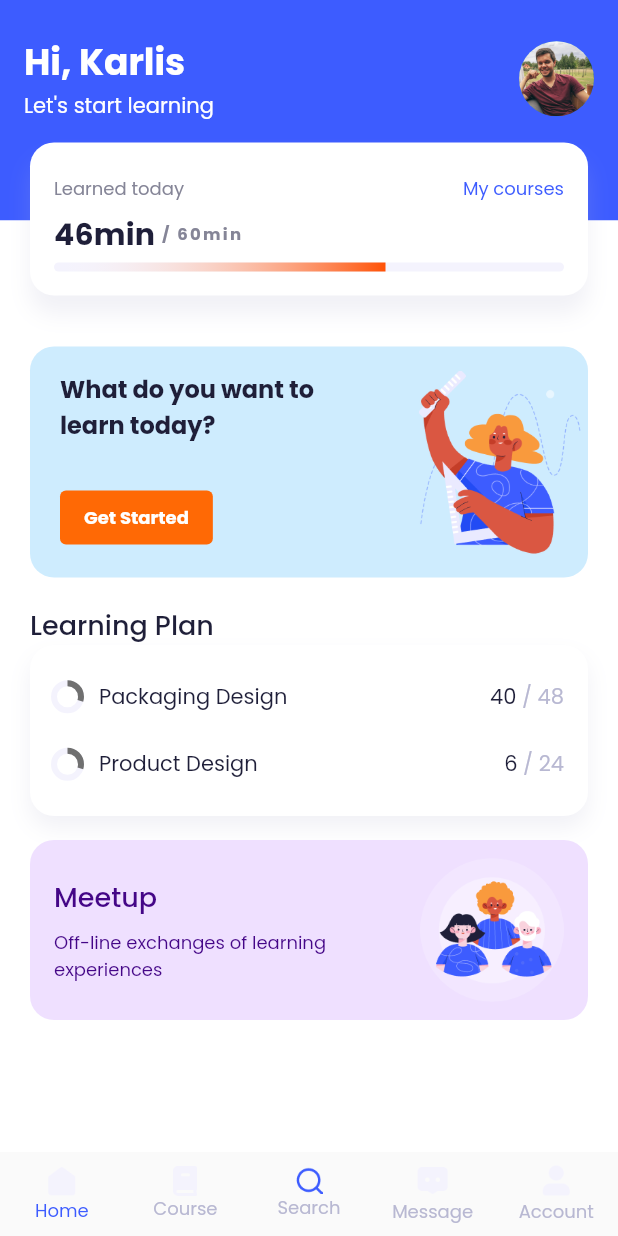
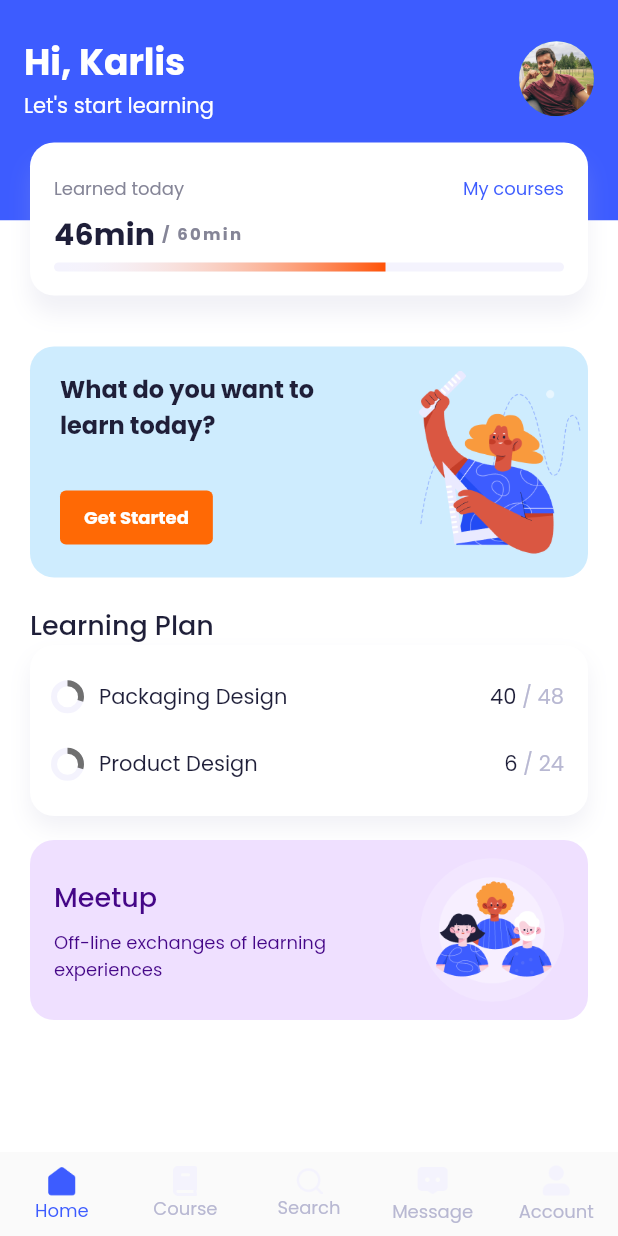
Before and after one commit to berzinsk/online_learning, a Flutter app: the screen it shows after launch, on a phone screen of 412 x 824 dp. Run offline on Flutter 3.47's test engine with Material 2 defaults, Android fonts, the phone set to English and light mode, and no system bars; our stand-ins replace google_fonts.

Commit message:
Change default color for selected nav bar icons

```diff
--- a/lib/navigation/bottom_nav_bar.dart
+++ b/lib/navigation/bottom_nav_bar.dart
@@ -54,24 +54,49 @@ class _BottomNavBarState extends State<BottomNavBar> {
           unselectedLabelStyle: GoogleFonts.poppins(),
           items: [
             BottomNavigationBarItem(
-              icon: Image.asset('asset/images/icon_nav_home.png'),
+              icon: Image.asset(
+                'asset/images/icon_nav_home.png',
+                color: _selectedIndex == 0
+                    ? AppColors.kPrimaryBlue
+                    : AppColors.kSecondaryGray,
+              ),
               label: 'Home',
               tooltip: '',
             ),
             BottomNavigationBarItem(
-              icon: Image.asset('asset/images/icon_nav_course.png'),
+              icon: Image.asset(
+                'asset/images/icon_nav_course.png',
+                color: _selectedIndex == 1
+                    ? AppColors.kPrimaryBlue
+                    : AppColors.kSecondaryGray,
+              ),
               label: 'Course',
             ),
             BottomNavigationBarItem(
-              icon: Image.asset('asset/images/icon_nav_search.png'),
+              icon: Image.asset(
+                'asset/images/icon_nav_search.png',
+                color: _selectedIndex == 2
+                    ? AppColors.kPrimaryBlue
+                    : AppColors.kSecondaryGray,
+              ),
               label: 'Search',
             ),
             BottomNavigationBarItem(
-              icon: Image.asset('asset/images/icon_nav_notification.png'),
+              icon: Image.asset(
+                'asset/images/icon_nav_notification.png',
+                color: _selectedIndex == 3
+                    ? AppColors.kPrimaryBlue
+                    : AppColors.kSecondaryGray,
+              ),
               label: 'Message',
             ),
             BottomNavigationBarItem(
-              icon: Image.asset('asset/images/icon_nav_account.png'),
+              icon: Image.asset(
+                'asset/images/icon_nav_account.png',
+                color: _selectedIndex == 4
+                    ? AppColors.kPrimaryBlue
+                    : AppColors.kSecondaryGray,
+              ),
               label: 'Account',
             ),
           ],
```
